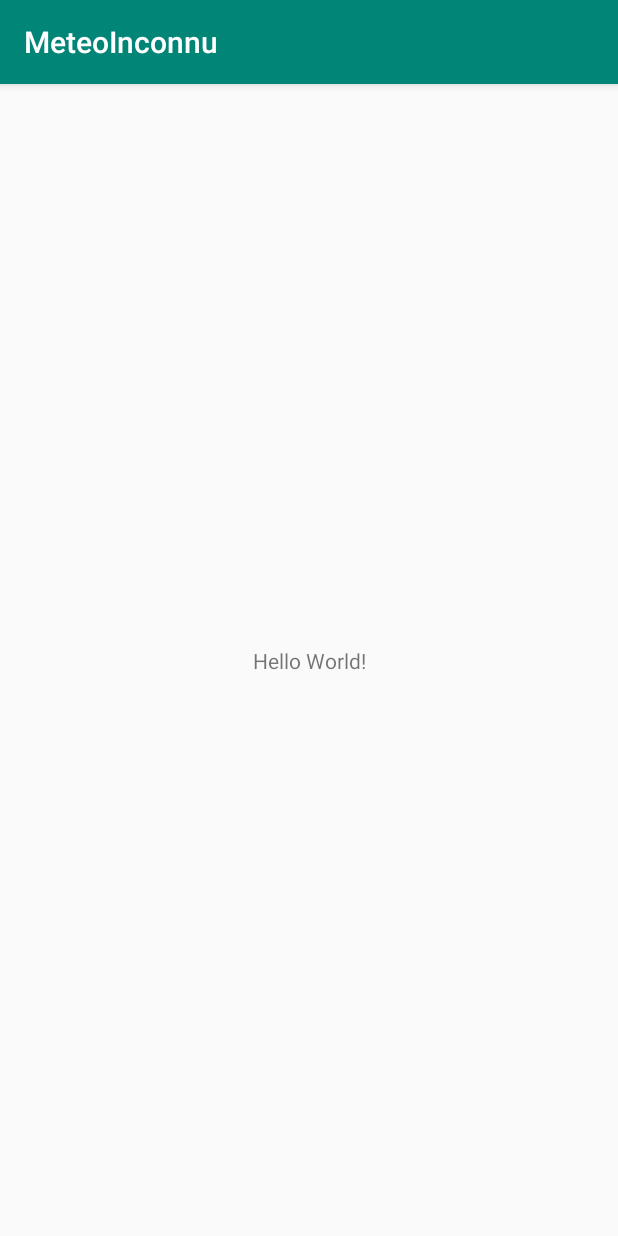
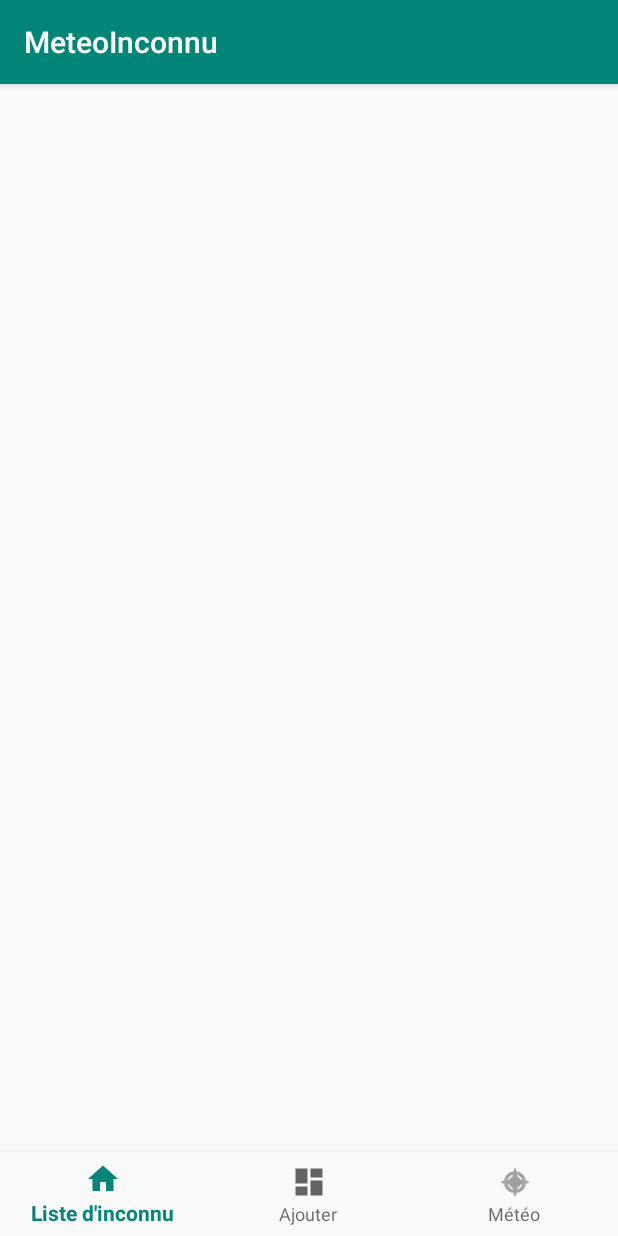
Before and after one commit to haroldconan/MeteoInconnu, an Android app: the screen it shows after launch (MainActivity), on a phone screen of 412 x 824 dp. Run offline under Robolectric (Android 15) with nearby library versions, the phone set to English and light mode, and no system bars.

Commit message:
hc : ajout du menu à trois boutons

```diff
--- a/app/build.gradle
+++ b/app/build.gradle
@@ -23,6 +23,7 @@ dependencies {
     implementation fileTree(dir: 'libs', include: ['*.jar'])
     implementation 'androidx.appcompat:appcompat:1.1.0'
     implementation 'androidx.constraintlayout:constraintlayout:1.1.3'
+    implementation 'com.google.android.material:material:1.0.0'
     testImplementation 'junit:junit:4.12'
     androidTestImplementation 'androidx.test:runner:1.2.0'
     androidTestImplementation 'androidx.test.espresso:espresso-core:3.2.0'
--- a/app/src/main/java/com/tp/meteoinconnu/MainActivity.java
+++ b/app/src/main/java/com/tp/meteoinconnu/MainActivity.java
@@ -1,14 +1,43 @@
 package com.tp.meteoinconnu;
-
-import androidx.appcompat.app.AppCompatActivity;
 
 import android.os.Bundle;
 
+import com.google.android.material.bottomnavigation.BottomNavigationView;
+
+import androidx.appcompat.app.AppCompatActivity;
+import androidx.annotation.NonNull;
+
+import android.view.MenuItem;
+
 public class MainActivity extends AppCompatActivity {
+
+
+    private BottomNavigationView.OnNavigationItemSelectedListener mOnNavigationItemSelectedListener
+            = new BottomNavigationView.OnNavigationItemSelectedListener() {
+
+        @Override
+        public boolean onNavigationItemSelected(@NonNull MenuItem item) {
+            switch (item.getItemId()) {
+                case R.id.navigation_home:
+
+                    return true;
+                case R.id.navigation_dashboard:
+
+                    return true;
+                case R.id.navigation_notifications:
+
+                    return true;
+            }
+            return false;
+        }
+    };
 
     @Override
     protected void onCreate(Bundle savedInstanceState) {
         super.onCreate(savedInstanceState);
         setContentView(R.layout.activity_main);
+        BottomNavigationView navView = findViewById(R.id.nav_view);
+        navView.setOnNavigationItemSelectedListener(mOnNavigationItemSelectedListener);
     }
+
 }
--- /dev/null
+++ b/app/src/main/res/drawable/ic_dashboard_black_24dp.xml
@@ -0,0 +1,9 @@
+<vector xmlns:android="http://schemas.android.com/apk/res/android"
+    android:width="24dp"
+    android:height="24dp"
+    android:viewportWidth="24.0"
+    android:viewportHeight="24.0">
+    <path
+        android:fillColor="#FF000000"
+        android:pathData="M3,13h8L11,3L3,3v10zM3,21h8v-6L3,15v6zM13,21h8L21,11h-8v10zM13,3v6h8L21,3h-8z" />
+</vector>
--- /dev/null
+++ b/app/src/main/res/drawable/ic_home_black_24dp.xml
@@ -0,0 +1,9 @@
+<vector xmlns:android="http://schemas.android.com/apk/res/android"
+    android:width="24dp"
+    android:height="24dp"
+    android:viewportWidth="24.0"
+    android:viewportHeight="24.0">
+    <path
+        android:fillColor="#FF000000"
+        android:pathData="M10,20v-6h4v6h5v-8h3L12,3 2,12h3v8z" />
+</vector>
--- a/app/src/main/res/layout/activity_main.xml
+++ b/app/src/main/res/layout/activity_main.xml
@@ -2,17 +2,21 @@
 <androidx.constraintlayout.widget.ConstraintLayout xmlns:android="http://schemas.android.com/apk/res/android"
     xmlns:app="http://schemas.android.com/apk/res-auto"
     xmlns:tools="http://schemas.android.com/tools"
+    android:id="@+id/container"
     android:layout_width="match_parent"
     android:layout_height="match_parent"
     tools:context=".MainActivity">
 
-    <TextView
-        android:layout_width="wrap_content"
+    <com.google.android.material.bottomnavigation.BottomNavigationView
+        android:id="@+id/nav_view"
+        android:layout_width="0dp"
         android:layout_height="wrap_content"
-        android:text="Hello World!"
+        android:layout_marginStart="0dp"
+        android:layout_marginEnd="0dp"
+        android:background="?android:attr/windowBackground"
         app:layout_constraintBottom_toBottomOf="parent"
         app:layout_constraintLeft_toLeftOf="parent"
         app:layout_constraintRight_toRightOf="parent"
-        app:layout_constraintTop_toTopOf="parent" />
+        app:menu="@menu/bottom_nav_menu" />
 
 </androidx.constraintlayout.widget.ConstraintLayout>
--- /dev/null
+++ b/app/src/main/res/menu/bottom_nav_menu.xml
@@ -0,0 +1,19 @@
+<?xml version="1.0" encoding="utf-8"?>
+<menu xmlns:android="http://schemas.android.com/apk/res/android">
+
+    <item
+        android:id="@+id/navigation_home"
+        android:icon="@drawable/ic_home_black_24dp"
+        android:title="@string/title_home" />
+
+    <item
+        android:id="@+id/navigation_dashboard"
+        android:icon="@drawable/ic_dashboard_black_24dp"
+        android:title="@string/title_dashboard" />
+
+    <item
+        android:id="@+id/navigation_notifications"
+        android:icon="@android:drawable/ic_menu_compass"
+        android:title="@string/title_notifications" />
+
+</menu>
--- /dev/null
+++ b/app/src/main/res/values/dimens.xml
@@ -0,0 +1,5 @@
+<resources>
+    <!-- Default screen margins, per the Android Design guidelines. -->
+    <dimen name="activity_horizontal_margin">16dp</dimen>
+    <dimen name="activity_vertical_margin">16dp</dimen>
+</resources>
--- a/app/src/main/res/values/strings.xml
+++ b/app/src/main/res/values/strings.xml
@@ -1,3 +1,7 @@
 <resources>
     <string name="app_name">MeteoInconnu</string>
+    <string name="title_activity_main2">Main2Activity</string>
+    <string name="title_home">Liste d\'inconnu</string>
+    <string name="title_dashboard">Ajouter</string>
+    <string name="title_notifications">Météo</string>
 </resources>
--- a/app/src/main/res/values/styles.xml
+++ b/app/src/main/res/values/styles.xml
@@ -6,6 +6,7 @@
         <item name="colorPrimary">@color/colorPrimary</item>
         <item name="colorPrimaryDark">@color/colorPrimaryDark</item>
         <item name="colorAccent">@color/colorAccent</item>
+
     </style>
 
 </resources>
```
Also changed, not shown: app/src/main/res/drawable/ic_notifications_black_24dp.xml (added, +9 -0 lines).
